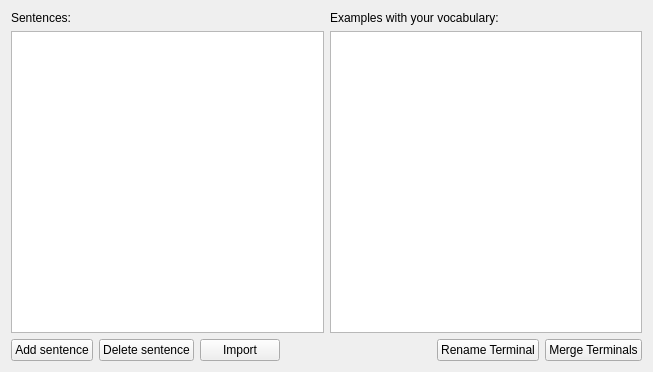
The window that simon/src/simonmodelmanagementui/grammarview.ui (KDE/simon) describes before a commit, drawn with Qt 5.
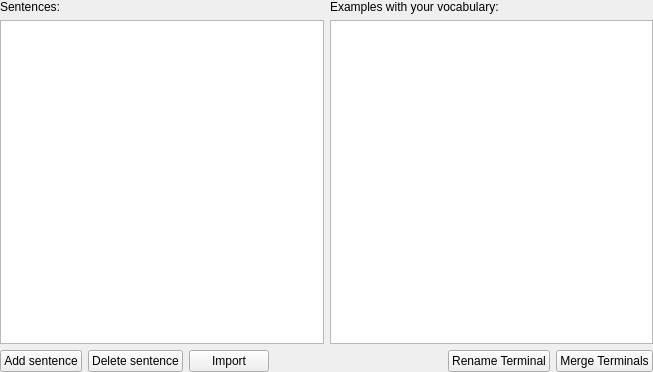
The same window after the commit. Icons and pictures are not drawn. Custom widgets are drawn as their Qt base class.

Commit message: Remove more margins and clean up.

The edit to the form file:
```diff
--- a/simon/src/simonmodelmanagementui/grammarview.ui
+++ b/simon/src/simonmodelmanagementui/grammarview.ui
@@ -19,6 +19,9 @@
    </iconset>
   </property>
   <layout class="QVBoxLayout" name="verticalLayout4">
+   <property name="margin">
+    <number>0</number>
+   </property>
    <item>
     <layout class="QHBoxLayout" name="hori2">
      <item>
```
The commit also changes 3 other files.
